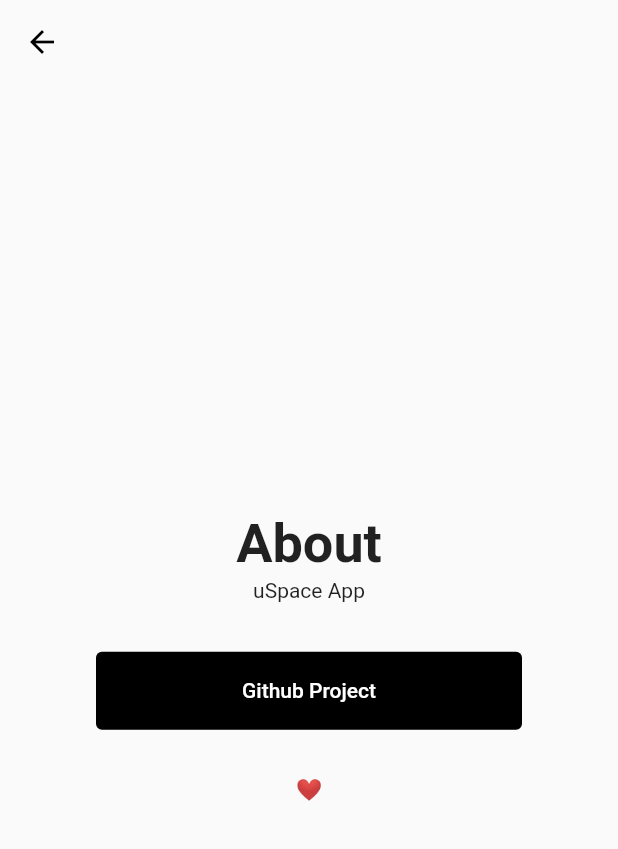
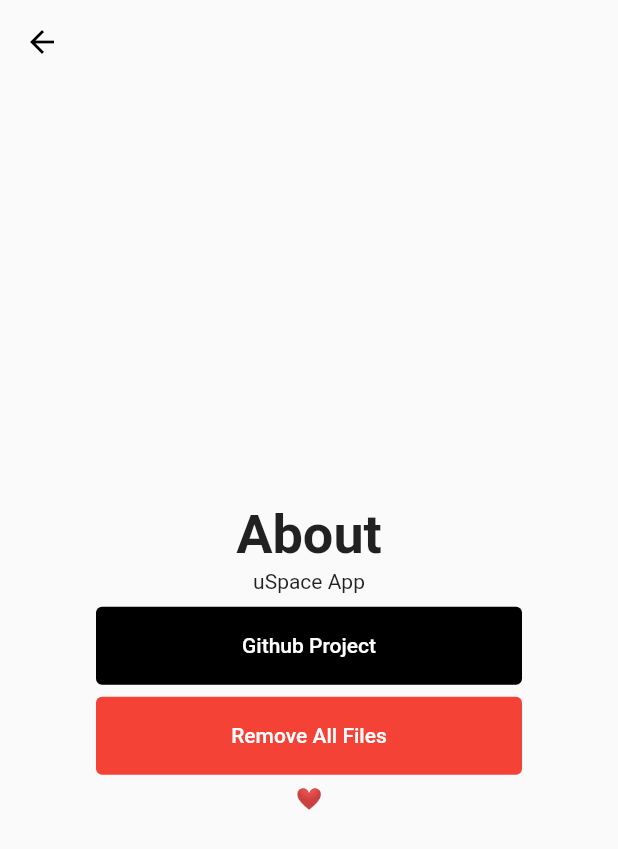
Before and after one commit to qoli/uSpace, a Flutter app: the AboutPage screen opened directly, on a phone screen of 412 x 824 dp. Shown: the top 849 px of the screen. Run offline on Flutter 3.47's test engine with Material 2 defaults, Android fonts, the phone set to English and light mode, and no system bars; our stand-ins replace flutter_hooks, implicitly_animated_reorderable_list, ionicons, share; missing offline and left inert: http_server.

Commit message:
about / removeAllFiles

```diff
--- /dev/null
+++ b/lib/class/files.dart
@@ -0,0 +1,17 @@
+import 'dart:io';
+
+import 'package:path_provider/path_provider.dart';
+
+class Files {
+  Directory? directory;
+
+  Future<void> removeAllFiles() async {
+    directory = await getApplicationDocumentsDirectory();
+    var files = await directory!.list().toList();
+    for (var item in files) {
+      if (!await FileSystemEntity.isDirectory(item.path)) {
+        await item.delete();
+      }
+    }
+  }
+}
--- a/lib/views/about.dart
+++ b/lib/views/about.dart
@@ -1,4 +1,5 @@
 import 'package:flutter/material.dart';
+import 'package:uSpace/class/files.dart';
 import 'package:url_launcher/url_launcher.dart';
 
 class AboutPage extends StatelessWidget {
@@ -30,7 +31,7 @@
                 ),
               ),
               Padding(
-                padding: const EdgeInsets.fromLTRB(64, 32, 64, 32),
+                padding: const EdgeInsets.fromLTRB(64, 8, 64, 4),
                 child: SizedBox(
                   width: double.infinity,
                   height: 52,
@@ -60,11 +61,44 @@
                   ),
                 ),
               ),
-              const Text('❤️')
+              Padding(
+                padding: const EdgeInsets.fromLTRB(64, 4, 64, 8),
+                child: SizedBox(
+                  width: double.infinity,
+                  height: 52,
+                  child: ButtonTheme(
+                    shape: RoundedRectangleBorder(
+                      borderRadius: BorderRadius.circular(8),
+                    ),
+                    child: ElevatedButton(
+                      style: ElevatedButton.styleFrom(
+                        primary: Colors.red,
+                        elevation: 0,
+                      ),
+                      onPressed: () => _removeAllFiles(context),
+                      child: const Padding(
+                        padding: EdgeInsets.all(8.0),
+                        child: Text(
+                          'Remove All Files',
+                          style: TextStyle(
+                            color: Colors.white,
+                          ),
+                        ),
+                      ),
+                    ),
+                  ),
+                ),
+              ),
+              const Text('❤️'),
             ],
           ),
         ),
       ),
     );
   }
+
+  void _removeAllFiles(BuildContext context) async {
+    await Files().removeAllFiles();
+    Navigator.pop(context);
+  }
 }
--- a/lib/widget/file_action.dart
+++ b/lib/widget/file_action.dart
@@ -138,9 +138,7 @@
       },
       child: AnimatedContainer(
         decoration: BoxDecoration(
-          color: confirmDelete.value
-              ? Colors.red
-              : Theme.of(context).primaryIconTheme.color!.withAlpha(10),
+          color: confirmDelete.value ? Colors.red : Theme.of(context).primaryIconTheme.color!.withAlpha(10),
           borderRadius: BorderRadius.circular(8),
         ),
         duration: const Duration(milliseconds: 300),
@@ -148,9 +146,10 @@
           padding: const EdgeInsets.all(14),
           child: Row(
             children: [
-              const Icon(
+              Icon(
                 Ionicons.trash_outline,
                 size: 20,
+                color: confirmDelete.value ? Colors.white : Theme.of(context).primaryIconTheme.color,
               ),
               AnimatedSize(
                 duration: const Duration(milliseconds: 200),
@@ -158,8 +157,7 @@
                 child: confirmDelete.value
                     ? const Padding(
                         padding: EdgeInsets.only(left: 14),
-                        child: Text('Delete',
-                            style: TextStyle(color: Colors.white)),
+                        child: Text('Delete', style: TextStyle(color: Colors.white)),
                       )
                     : const SizedBox(),
               ),
```
Also changed, not shown: lib/server/http_server_provider.dart (+4 -8 lines).
